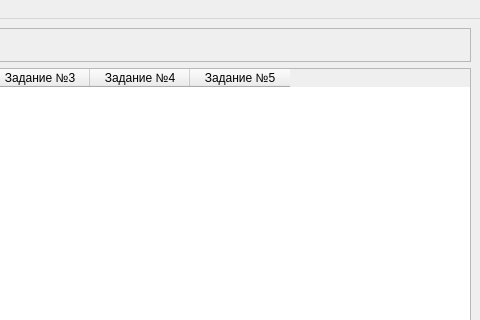
Old version of the form client_src/src/Window/TeacherStatsWindow.ui in the repository glbzhrnv/Project-221-353; both pictures show x 320 to 800 and y 0 to 320 of the 800 by 600 pixel window.
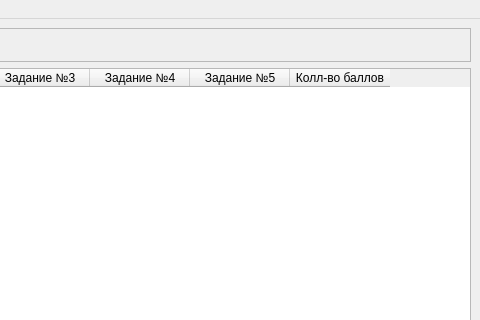
New version of the form.

The edit to the form file:
```diff
--- a/client_src/src/Window/TeacherStatsWindow.ui
+++ b/client_src/src/Window/TeacherStatsWindow.ui
@@ -42,6 +42,9 @@
       <property name="selectionBehavior">
        <enum>QAbstractItemView::SelectRows</enum>
       </property>
+      <attribute name="horizontalHeaderShowSortIndicator" stdset="0">
+       <bool>true</bool>
+      </attribute>
       <column>
        <property name="text">
         <string>Логин</string>
@@ -72,6 +75,11 @@
         <string>Задание №5</string>
        </property>
       </column>
+      <column>
+       <property name="text">
+        <string>Колл-во баллов</string>
+       </property>
+      </column>
      </widget>
     </item>
    </layout>
```
